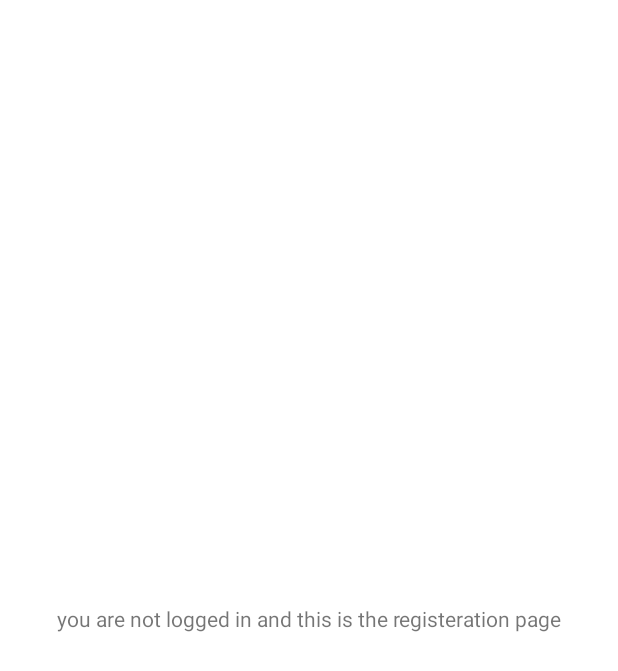
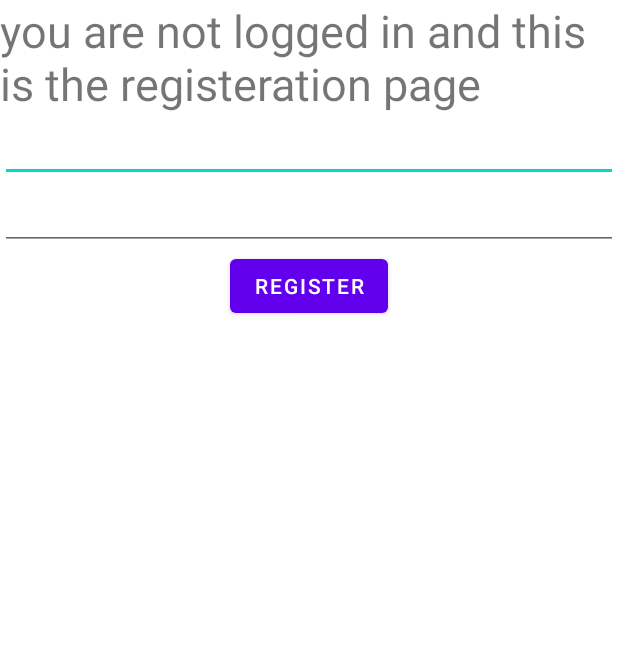
Before and after one commit to sergi-s/Android-Project, an Android app: the layout activity_registration.xml on its own in the app's theme, with its tools: preview values and no code run, on a phone screen of 412 x 824 dp. Shown: the top 671 px of the screen. Run offline under Robolectric (Android 15) with nearby library versions, the phone set to English and light mode, and no system bars.

Commit message:
registration

```diff
--- a/app/src/main/res/layout/activity_registration.xml
+++ b/app/src/main/res/layout/activity_registration.xml
@@ -1,16 +1,35 @@
 <?xml version="1.0" encoding="utf-8"?>
-<androidx.constraintlayout.widget.ConstraintLayout xmlns:android="http://schemas.android.com/apk/res/android"
+<LinearLayout xmlns:android="http://schemas.android.com/apk/res/android"
     xmlns:app="http://schemas.android.com/apk/res-auto"
     xmlns:tools="http://schemas.android.com/tools"
     android:layout_width="match_parent"
     android:layout_height="match_parent"
+    android:orientation="vertical"
     tools:context=".registration">
+
     <TextView
+        android:layout_width="match_parent"
+        android:layout_height="wrap_content"
+        android:text="you are not logged in and this is the registeration page"
+        android:textSize="30sp" />
+
+    <EditText
+        android:id="@+id/username"
+        android:layout_width="match_parent"
+        android:layout_height="wrap_content"
+        android:layout_gravity="center_horizontal" />
+
+    <EditText
+        android:id="@+id/password"
+        android:layout_width="match_parent"
+        android:layout_height="wrap_content"
+        android:layout_gravity="center_horizontal" />
+
+    <Button
+        android:id="@+id/register"
         android:layout_width="wrap_content"
         android:layout_height="wrap_content"
-        android:text="you are not logged in and this is the registeration page"
-        app:layout_constraintBottom_toBottomOf="parent"
-        app:layout_constraintLeft_toLeftOf="parent"
-        app:layout_constraintRight_toRightOf="parent"
-        app:layout_constraintTop_toTopOf="parent" />
-</androidx.constraintlayout.widget.ConstraintLayout>
+        android:layout_gravity="center_horizontal"
+        android:text="Register" />
+
+</LinearLayout>
```
Also changed, not shown: app/src/main/java/com/example/shopping_app/MainActivity.java (+13 -4 lines), app/src/main/java/com/example/shopping_app/registration.java (+45 -0 lines).
